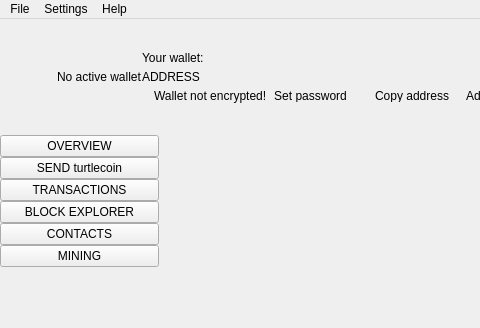
This is src/Gui/MainWindow/MainWindow.ui in lapolinarweb/ooze-wallet as Qt 5 draws it before an edit; both pictures show x 0 to 480 and y 0 to 328 of the 1273 by 824 pixel window. The edited form follows.
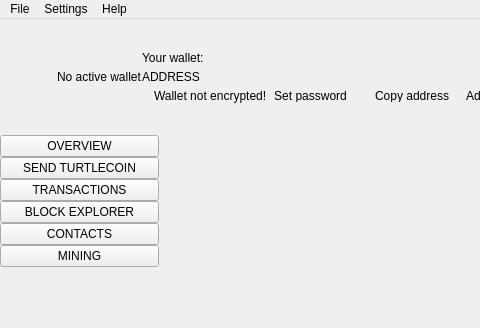
This is the edited form. Icons and pictures are not drawn. Custom widgets are drawn as their Qt base class.

Diff of the .ui file:
```diff
--- a/src/Gui/MainWindow/MainWindow.ui
+++ b/src/Gui/MainWindow/MainWindow.ui
@@ -620,7 +620,7 @@
             <enum>Qt::NoFocus</enum>
            </property>
            <property name="text">
-            <string>SEND turtlecoin</string>
+            <string>SEND TURTLECOIN</string>
            </property>
            <property name="checkable">
             <bool>true</bool>
```
Left out of the diff: 8 changed lines with no effect on the pictures.
